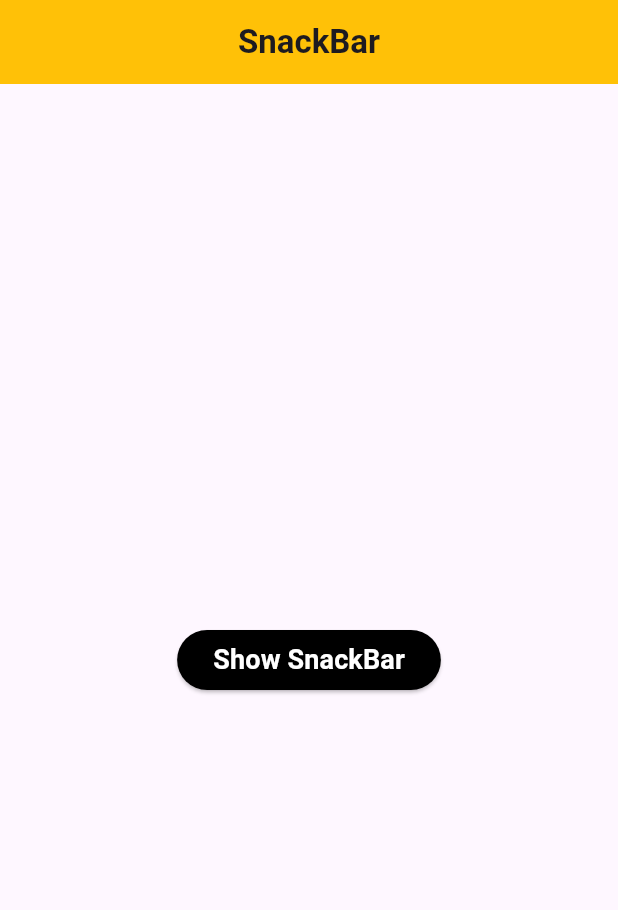
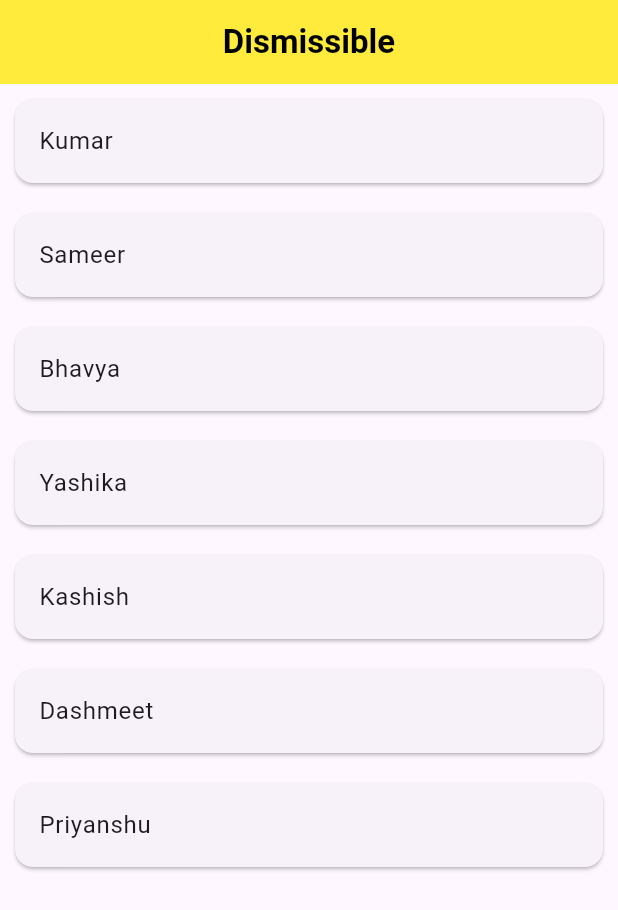
Before and after one commit to kumarbaberwal/flutter2, a Flutter app: the screen it shows after launch, on a phone screen of 412 x 824 dp. Shown: the top 910 px of the screen. Run offline on Flutter 3.47's test engine with Material 3 defaults, Android fonts, the phone set to English and light mode, and no system bars.

Commit message:
dismissible widget

```diff
--- a/lib/main.dart
+++ b/lib/main.dart
@@ -1,4 +1,4 @@
-import 'package:first/widgets/snackbar.dart';
+import 'package:first/widgets/dismissible.dart';
 import 'package:flutter/material.dart';
 
 void main() => runApp(const MyApp());
@@ -14,7 +14,7 @@ class MyApp extends StatelessWidget {
         brightness: Brightness.light,
         primaryColor: Colors.deepPurple,
       ),
-      home: const SnackbarWidget(),
+      home: const DismissibleWidget(),
     );
   }
 }
--- a/lib/widgets/dismissible.dart
+++ b/lib/widgets/dismissible.dart
@@ -0,0 +1,80 @@
+import 'package:flutter/material.dart';
+
+class DismissibleWidget extends StatefulWidget {
+  const DismissibleWidget({super.key});
+
+  @override
+  DismissibleWidgetState createState() => DismissibleWidgetState();
+}
+
+class DismissibleWidgetState extends State<DismissibleWidget> {
+  List<String> names = [
+    'Kumar',
+    'Sameer',
+    'Bhavya',
+    'Yashika',
+    'Kashish',
+    'Dashmeet',
+    'Priyanshu'
+  ];
+
+  @override
+  Widget build(BuildContext context) {
+    return Scaffold(
+      appBar: AppBar(
+        backgroundColor: Colors.yellow,
+        centerTitle: true,
+        title: const Text(
+          'Dismissible',
+          style: TextStyle(fontWeight: FontWeight.bold, color: Colors.black),
+        ),
+      ),
+      body: ListView.builder(
+        itemCount: names.length,
+        itemBuilder: (context, index) {
+          final name = names[index];
+          return Dismissible(
+              onDismissed: (direction) {
+                if (direction == DismissDirection.startToEnd) {
+                  ScaffoldMessenger.of(context).showSnackBar(SnackBar(
+                    content: Text(names[index]),
+                    backgroundColor: Colors.red,
+                    behavior: SnackBarBehavior.floating,
+                    margin: const EdgeInsets.all(25),
+                    duration: const Duration(milliseconds: 1000),
+                    shape: RoundedRectangleBorder(
+                        borderRadius: BorderRadius.circular(20)),
+                  ));
+                } else {
+                  ScaffoldMessenger.of(context).showSnackBar(SnackBar(
+                    content: Text(names[index]),
+                    backgroundColor: Colors.green,
+                    behavior: SnackBarBehavior.floating,
+                    margin: const EdgeInsets.all(25),
+                    duration: const Duration(milliseconds: 1000),
+                    shape: RoundedRectangleBorder(
+                        borderRadius: BorderRadius.circular(20)),
+                  ));
+                }
+              },
+              key: Key(name),
+              background: Container(
+                margin: const EdgeInsets.all(10),
+                decoration:
+                    BoxDecoration(borderRadius: BorderRadius.circular(10), color: Colors.red),
+              ),
+              secondaryBackground: Container(
+                margin: const EdgeInsets.all(10),
+                decoration: BoxDecoration(borderRadius: BorderRadius.circular(10), color: Colors.green),
+              ),
+              child: Card(
+                margin: const EdgeInsets.all(10),
+                child: ListTile(
+                  title: Text(names[index]),
+                ),
+              ));
+        },
+      ),
+    );
+  }
+}
```
